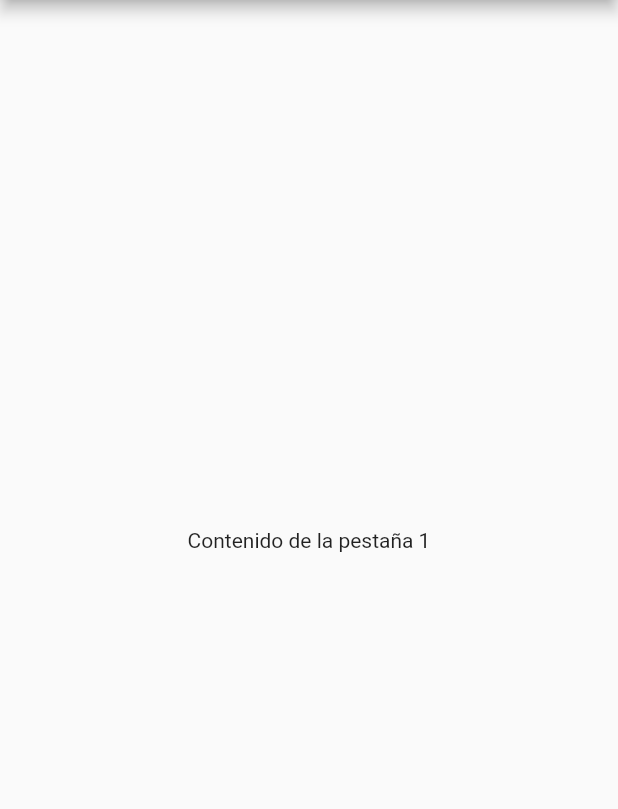
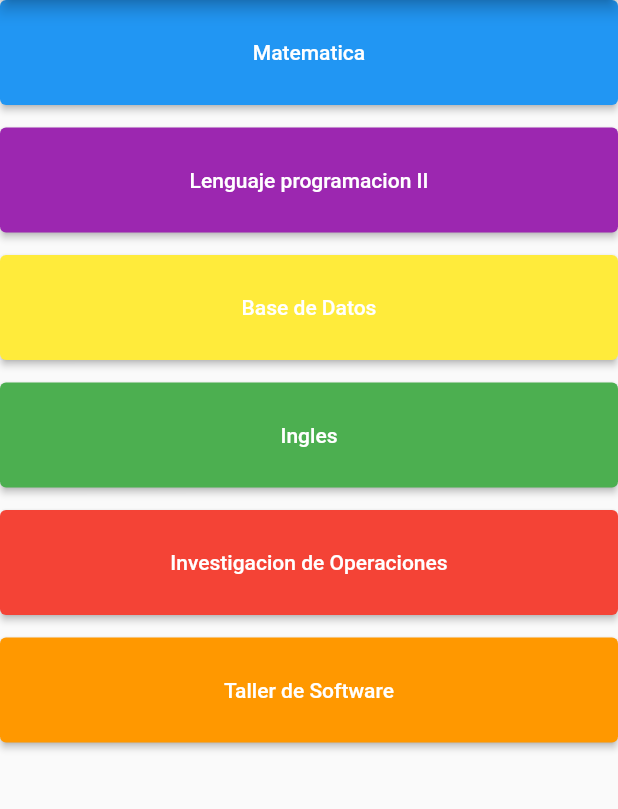
Before and after one commit to LeitoCab/Asistencia_Docentes, a Flutter app: the HomePage screen opened by its route, on a phone screen of 412 x 824 dp, the part 156-965 px from its top. Run offline on Flutter 3.47's test engine with Material 2 defaults, Android fonts, the phone set to English and light mode, and no system bars; drawn by our look-alikes of flutter_slidable; our stand-ins replace image_picker, table_calendar.

Commit message:
Diseño finalizado

```diff
--- a/lib/homepage/home_page.dart
+++ b/lib/homepage/home_page.dart
@@ -1,4 +1,5 @@
 import 'package:asistencia_de_docentes/homepage/drawer_home.dart';
+import 'package:asistencia_de_docentes/tabbar/asistencia.dart';
 import 'package:asistencia_de_docentes/tabbar/horario.dart';
 import 'package:flutter/material.dart';
 
@@ -31,19 +32,81 @@ class _HomePageState extends State<HomePage> {
         ),
         drawer: Drawer(
           child: SafeArea(
+            child: Column(
+              children: <Widget>[
+                Expanded(
                   child: ListView(
+                    padding: EdgeInsets.zero,
                     children: <Widget>[
                       const CircleAvatarDrawer(),
-                ListTile(
-                  title: const Text("Datos del docente"),
+                      const Divider(),
+                      ExpansionTile(
+                        leading: const Icon(Icons.person),
+                        title: const Text("Datos"),
+                        children: <Widget>[
+                          Padding(
+                            padding: const EdgeInsets.only(left: 16.0),
+                            child: ListTile(
+                              leading: const Icon(Icons.account_circle),
+                              title: const Text('Nombre: Juan Pérez'),
                               onTap: () {},
                             ),
+                          ),
+                          Padding(
+                            padding: const EdgeInsets.only(left: 16.0),
+                            child: ListTile(
+                              leading: const Icon(Icons.mail_outline),
+                              title:
+                                  const Text('Email: juan.perez@example.com'),
+                              onTap: () {},
+                            ),
+                          ),
+                          Padding(
+                            padding: const EdgeInsets.only(left: 16.0),
+                            child: ListTile(
+                              leading: const Icon(Icons.phone),
+                              title: const Text('Teléfono: +123456789'),
+                              onTap: () {},
+                            ),
+                          ),
+                        ],
+                      ),
+                      const Divider(),
+                      ExpansionTile(
+                        leading: const Icon(Icons.info_outline),
+                        title: const Text("Acerca de Nosotros"),
+                        children: <Widget>[
+                          Padding(
+                            padding: const EdgeInsets.only(left: 16.0),
+                            child: ListTile(
+                              leading: const Icon(Icons.mail),
+                              title: const Text("Correo Electrónico"),
+                              subtitle: const Text("soporte@unap.edu"),
+                              onTap: () {},
+                            ),
+                          ),
+                          Padding(
+                            padding: const EdgeInsets.only(left: 16.0),
+                            child: ListTile(
+                              leading: const Icon(Icons.phone),
+                              title: const Text("Teléfono"),
+                              subtitle: const Text("921 899 332"),
+                              onTap: () {},
+                            ),
+                          ),
+                        ],
+                      ),
+                      const Divider(),
                       ListTile(
+                        leading: const Icon(Icons.exit_to_app),
                         title: const Text("Cerrar sesión"),
                         onTap: () {
                           Navigator.pushNamed(context, Routes.login);
                         },
-                )
+                      ),
+                    ],
+                  ),
+                ),
               ],
             ),
           ),
@@ -51,7 +114,7 @@ class _HomePageState extends State<HomePage> {
         body: const TabBarView(
           children: [
             Center(
-              child: Text("Contenido de la pestaña 1"),
+              child: BuildCoursesList(),
             ),
             Center(
               child: HorarioPage(),
--- a/lib/tabbar/asistencia.dart
+++ b/lib/tabbar/asistencia.dart
@@ -0,0 +1,83 @@
+import 'package:flutter/material.dart';
+import 'package:flutter_slidable/flutter_slidable.dart';
+
+class Cursos {
+  final String nombre;
+  final Color color;
+
+  Cursos({required this.nombre, this.color = Colors.white});
+}
+
+final cursos = <Cursos>[
+  Cursos(nombre: "Matematica", color: Colors.blue),
+  Cursos(nombre: "Lenguaje programacion II", color: Colors.purple),
+  Cursos(nombre: "Base de Datos", color: Colors.yellow),
+  Cursos(nombre: "Ingles", color: Colors.green),
+  Cursos(nombre: "Investigacion de Operaciones", color: Colors.red),
+  Cursos(nombre: "Taller de Software", color: Colors.orange),
+];
+
+class BuildCoursesList extends StatefulWidget {
+  const BuildCoursesList({Key? key}) : super(key: key);
+
+  @override
+  // ignore: library_private_types_in_public_api
+  _BuildCoursesListState createState() => _BuildCoursesListState();
+}
+
+class _BuildCoursesListState extends State<BuildCoursesList> {
+  List<String?> attendanceStatus = List<String?>.filled(cursos.length, null);
+
+  @override
+  Widget build(BuildContext context) {
+    return ListView.separated(
+      itemCount: cursos.length,
+      itemBuilder: (context, index) {
+        return SizedBox(
+          height: 70.0,
+          child: Slidable(
+            actionPane: const SlidableDrawerActionPane(),
+            secondaryActions: <Widget>[
+              IconSlideAction(
+                caption: 'Asistió',
+                color: Colors.green,
+                icon: Icons.check,
+                onTap: () => _setAttendanceStatus(index, 'Asistió'),
+              ),
+              IconSlideAction(
+                caption: 'Tardanza',
+                color: Colors.orange,
+                icon: Icons.access_time,
+                onTap: () => _setAttendanceStatus(index, 'Tardanza'),
+              ),
+              IconSlideAction(
+                caption: 'Faltó',
+                color: Colors.red,
+                icon: Icons.close,
+                onTap: () => _setAttendanceStatus(index, 'Faltó'),
+              ),
+            ],
+            child: ElevatedButton(
+              style: ElevatedButton.styleFrom(
+                backgroundColor: cursos[index].color,
+              ),
+              onPressed: () {
+                // Acción del botón al presionarlo (si es necesario)
+              },
+              child: Text(cursos[index].nombre),
+            ),
+          ),
+        );
+      },
+      separatorBuilder: (context, index) {
+        return const SizedBox(height: 15.0); // Espacio entre las filas
+      },
+    );
+  }
+
+  _setAttendanceStatus(int index, String status) {
+    setState(() {
+      attendanceStatus[index] = status;
+    });
+  }
+}
--- a/pubspec.yaml
+++ b/pubspec.yaml
@@ -39,6 +39,7 @@ dependencies:
 
   logger: ^2.0.1
   table_calendar: ^3.0.9
+  flutter_slidable: ^0.6.0
 
 
 
```
Also changed, not shown: lib/homepage/drawer_home.dart (+8 -5 lines), lib/tabbar/horario.dart (+23 -32 lines), pubspec.lock. Lines whose indentation alone changed are shown as unchanged.
